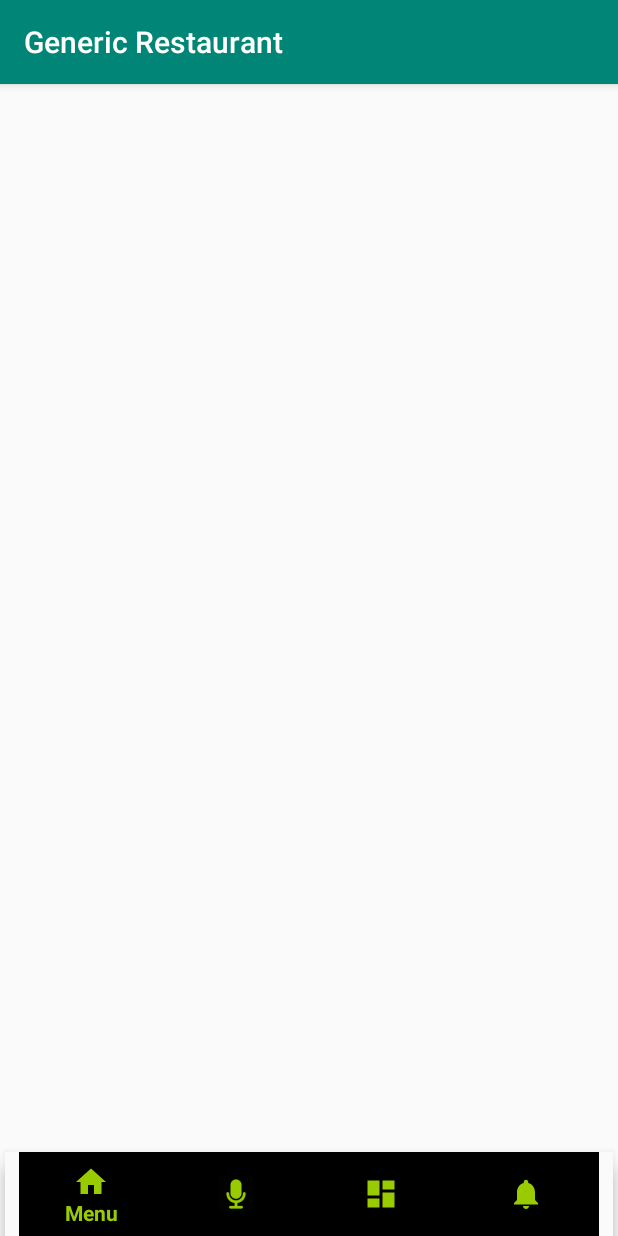
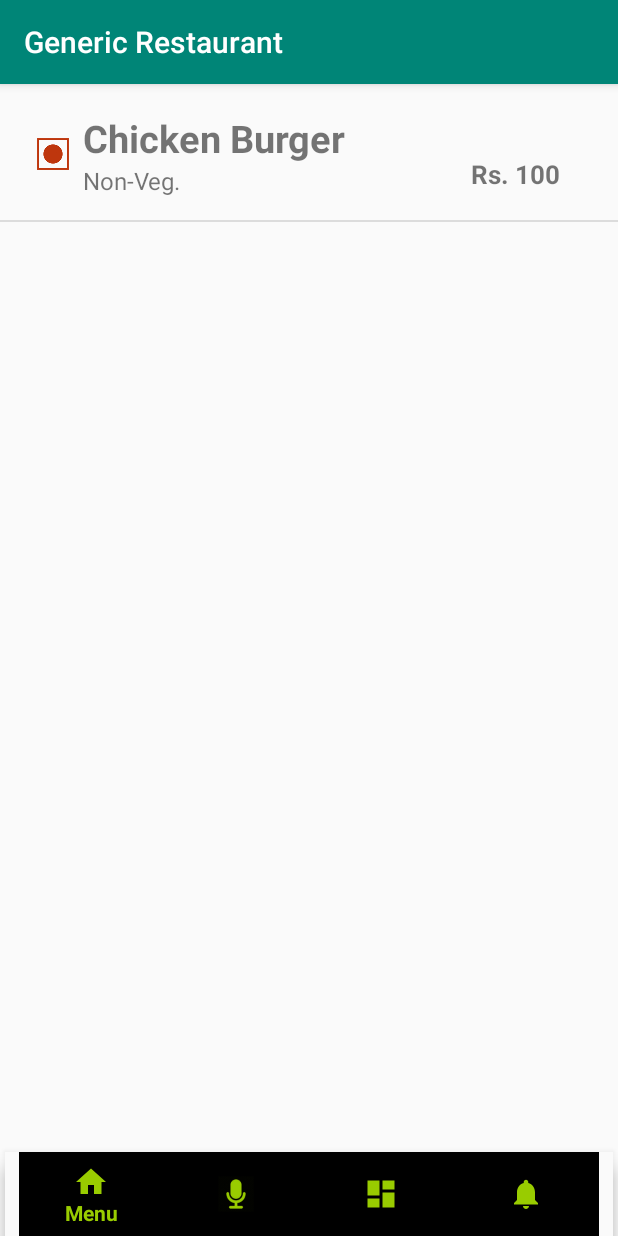
Before and after one commit to deadgrudge1/GenericRestaurant, an Android app: the screen it shows after launch (MainActivity), on a phone screen of 412 x 824 dp. Run offline under Robolectric (Android 15) with nearby library versions, the phone set to English and light mode, and no system bars.

Commit message:
Voice recognition implemented

```diff
--- a/app/src/main/java/com/example/genericrestaurant/MainActivity.java
+++ b/app/src/main/java/com/example/genericrestaurant/MainActivity.java
@@ -14,8 +14,10 @@ import java.util.ArrayList;
 public class MainActivity extends AppCompatActivity implements BottomNavigationView.OnNavigationItemSelectedListener {
 
     private TextView mTextMessage;
-    public ListView menulist;
-    ArrayList<MenuCard> menu = new ArrayList<>();
+
+
+    public MainActivity getMainActivityInstance(){return this;}
+    MainActivity mainActivity = getMainActivityInstance();
 
 
     @Override
@@ -28,8 +30,7 @@ public class MainActivity extends AppCompatActivity implements BottomNavigationV
 
         loadFragment(new fragment_menu());
 
-        MenuCard item1 = new MenuCard("Chicken Burger","Rs. 100", "Non-Veg.");
-        menu.add(0,item1);
+
 
     }
 
@@ -56,14 +57,14 @@ public class MainActivity extends AppCompatActivity implements BottomNavigationV
         {
             case R.id.navigation_home:
                 fragment = new fragment_menu();
-                menulist = findViewById(R.id.menu_list);
-
-
-                CustomAdapter foodAdapter = new CustomAdapter(menu,this);
-
-                menulist.setAdapter(foodAdapter);
+                loadFragment(fragment);
                 break;
 
+            case R.id.navigation_Microphone:
+
+                fragment = new fragment_speak();
+                loadFragment(fragment);
+            break;
         }
 
         return false;
--- a/app/src/main/java/com/example/genericrestaurant/fragment_menu.java
+++ b/app/src/main/java/com/example/genericrestaurant/fragment_menu.java
@@ -7,13 +7,37 @@ import android.support.v4.app.Fragment;
 import android.view.LayoutInflater;
 import android.view.View;
 import android.view.ViewGroup;
+import android.widget.ListView;
+
+import java.util.ArrayList;
+
 
 public class fragment_menu extends Fragment
 {
+    public ListView menulist;
+    ArrayList<MenuCard> menu = new ArrayList<>();
+    CustomAdapter foodAdapter;
+    MenuCard item1;
+
+
     @Nullable
     @Override
     public View onCreateView(@NonNull LayoutInflater inflater, @Nullable ViewGroup container, @Nullable Bundle savedInstanceState) {
 
+
+        foodAdapter = new CustomAdapter(menu,getContext());
+        item1 = new MenuCard("Chicken Burger", "Rs. 100", "Non-Veg.");
+        menu.add(0,item1);
         return inflater.inflate(R.layout.fragment_menu, null);
     }
+
+    @Override
+    public void onViewCreated(@NonNull View view, @Nullable Bundle savedInstanceState) {
+
+        super.onViewCreated(view, savedInstanceState);
+
+        menulist = view.findViewById(R.id.menu_list);
+        menulist.setAdapter(foodAdapter);
+
+    }
 }
--- a/app/src/main/res/layout/activity_main.xml
+++ b/app/src/main/res/layout/activity_main.xml
@@ -6,12 +6,12 @@
     android:layout_width="match_parent"
     android:layout_height="match_parent"
     tools:context=".MainActivity">
+
     <FrameLayout
         android:id="@+id/fragment_container"
-        android:layout_height="match_parent"
         android:layout_width="match_parent"
-        android:layout_marginBottom="56dp"
-        >
+        android:layout_height="603dp"
+        android:layout_marginBottom="56dp">
 
     </FrameLayout>
 
```
Also changed, not shown: app/src/main/java/com/example/genericrestaurant/fragment_speak.java (+28 -16 lines), app/src/main/res/values/strings.xml (+9 -2 lines).
